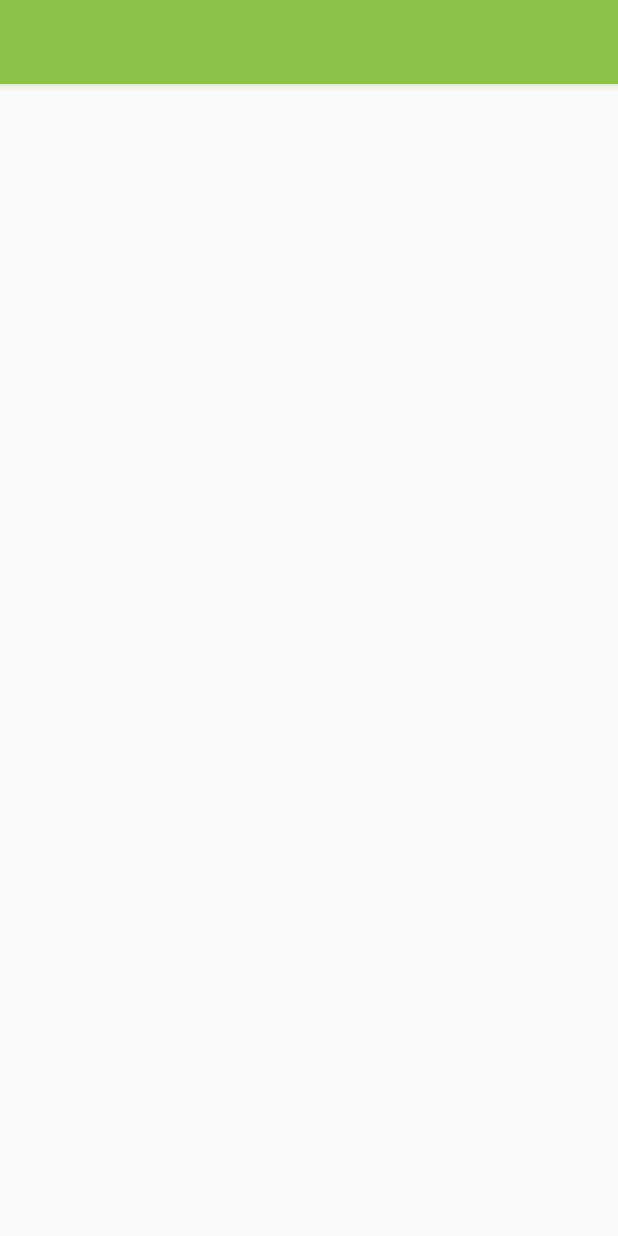
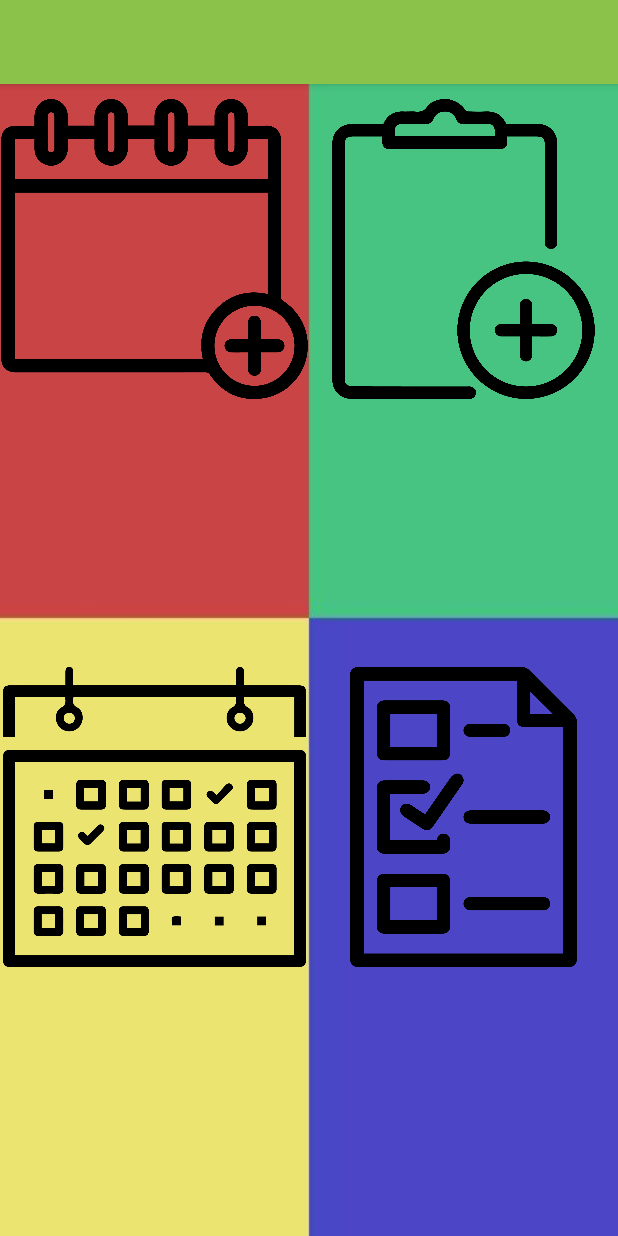
Before and after one commit to HatemMorgan/TickToc-App-Android, an Android app: the layout activity_main.xml on its own in the app's theme, with its tools: preview values and no code run, on a phone screen of 412 x 824 dp. Run offline under Robolectric (Android 15) with nearby library versions, the phone set to English and light mode, and no system bars; network calls fail.

Commit message:
adding Home Page

```diff
--- a/app/src/main/res/layout/activity_main.xml
+++ b/app/src/main/res/layout/activity_main.xml
@@ -1,33 +1,76 @@
 <?xml version="1.0" encoding="utf-8"?>
-<ScrollView xmlns:android="http://schemas.android.com/apk/res/android"
-    xmlns:tools="http://schemas.android.com/tools"
+<LinearLayout xmlns:android="http://schemas.android.com/apk/res/android"
     android:layout_width="match_parent"
     android:layout_height="match_parent"
     xmlns:app="http://schemas.android.com/apk/res-auto"
-    tools:context=".Activities.MainActivity">
+    android:background="@drawable/back_home"
+    android:orientation="vertical">
+    <LinearLayout
+        android:orientation="vertical"
+        android:layout_width="match_parent"
+        android:layout_height="match_parent"
+        >
+
+        <android.support.v7.widget.Toolbar
+            android:id="@+id/main_toolbar"
+            android:layout_width="match_parent"
+            android:layout_height="?attr/actionBarSize"
+            android:background="?attr/colorPrimary"
+            android:elevation="4dp"
+            android:layout_marginBottom="10dp"
+            android:theme="@style/ThemeOverlay.AppCompat.ActionBar"
+            app:popupTheme="@style/ThemeOverlay.AppCompat.Light"/>
+
+        <LinearLayout
+            android:layout_width="match_parent"
+            android:layout_height="match_parent"
+            android:orientation="vertical"
+
+            >
+
+        <LinearLayout
+            android:layout_width="match_parent"
+            android:layout_height="0dp"
+            android:layout_weight="1"
+            android:orientation="horizontal"
+            >
+
+        <ImageView
+            android:layout_width="0dp"
+            android:layout_height="200dp"
+            android:src="@drawable/add_event"
+            android:id="@+id/imageView22"
+            android:layout_weight="1" />
+        <ImageView
+            android:layout_width="0dp"
+            android:layout_height="200dp"
+            android:src="@drawable/add_task"
+            android:id="@+id/imageView23"
+            android:layout_weight="1" />
+        </LinearLayout>
+
 
     <LinearLayout
+        android:orientation="horizontal"
         android:layout_width="match_parent"
-        android:layout_height="match_parent"
-        android:orientation="vertical"
+        android:layout_height="0dp"
+        android:layout_weight="1"
         >
-    <android.support.v7.widget.Toolbar
-        android:id="@+id/events_toolbar"
-        android:layout_width="match_parent"
-        android:layout_height="?attr/actionBarSize"
-        android:background="?attr/colorPrimary"
-        android:elevation="4dp"
-        android:theme="@style/ThemeOverlay.AppCompat.ActionBar"
-        app:popupTheme="@style/ThemeOverlay.AppCompat.Light"/>
+        <ImageView
+            android:layout_width="0dp"
+            android:layout_height="200dp"
+            android:src="@drawable/all_events"
+            android:id="@+id/imageView24"
+            android:layout_weight="1" />
+        <ImageView
+            android:layout_width="0dp"
+            android:layout_height="200dp"
+            android:src="@drawable/all_tasks"
+            android:id="@+id/imageView25"
+            android:layout_weight="1" />
+    </LinearLayout>
 
-    <ListView
-        android:id="@+id/events_listview"
-        android:layout_width="match_parent"
-        android:layout_height="match_parent"
-        android:layout_marginTop="5dp"
-        >
+        </LinearLayout>
+        </LinearLayout>
 
-    </ListView>
-
-    </LinearLayout>
-</ScrollView>
+</LinearLayout>
```
Also changed, not shown: app/src/main/AndroidManifest.xml (+7 -5 lines), app/src/main/java/com/example/hatem/tick_toc_app/Activities/MainActivity.java (+75 -2 lines), app/src/main/res/drawable/add_event.png (added), app/src/main/res/drawable/add_task.png (added), app/src/main/res/drawable/all_events.png (added), app/src/main/res/drawable/all_tasks.png (added), app/src/main/res/drawable/back_home.jpg (added).
